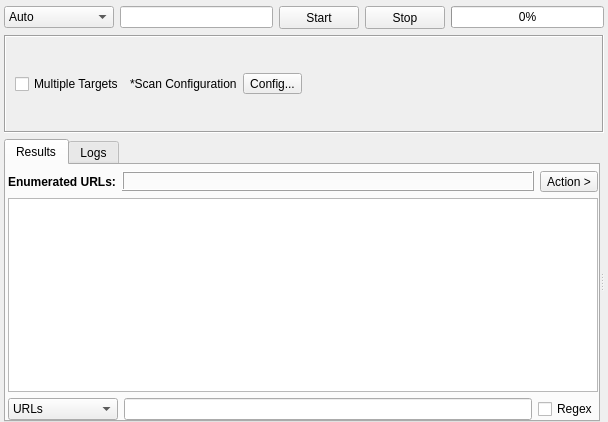
This is sub3suite/src/engines/url/Url.ui in 3nock/OTE as Qt 5 draws it before an edit. The edited form follows.
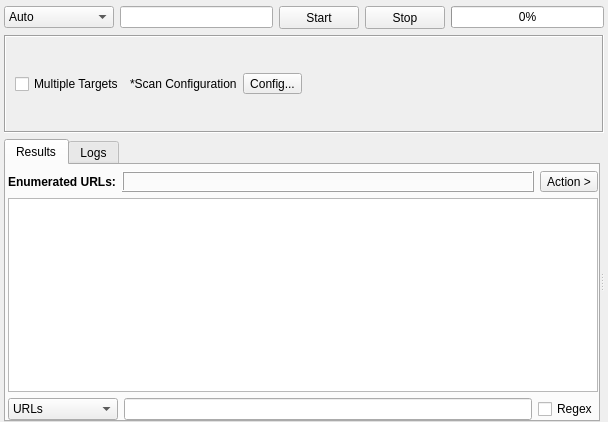
This is the edited form. Custom widgets are drawn as their Qt base class.

Patch:
```diff
--- a/sub3suite/src/engines/url/Url.ui
+++ b/sub3suite/src/engines/url/Url.ui
@@ -261,7 +261,7 @@
              <item>
               <widget class="QLabel" name="labelResultsCount">
                <property name="sizePolicy">
-                <sizepolicy hsizetype="Preferred" vsizetype="Maximum">
+                <sizepolicy hsizetype="Preferred" vsizetype="Preferred">
                  <horstretch>0</horstretch>
                  <verstretch>0</verstretch>
                 </sizepolicy>
@@ -269,13 +269,13 @@
                <property name="minimumSize">
                 <size>
                  <width>0</width>
-                 <height>20</height>
+                 <height>0</height>
                 </size>
                </property>
                <property name="maximumSize">
                 <size>
                  <width>16777215</width>
-                 <height>20</height>
+                 <height>16777215</height>
                 </size>
                </property>
                <property name="font">
```
